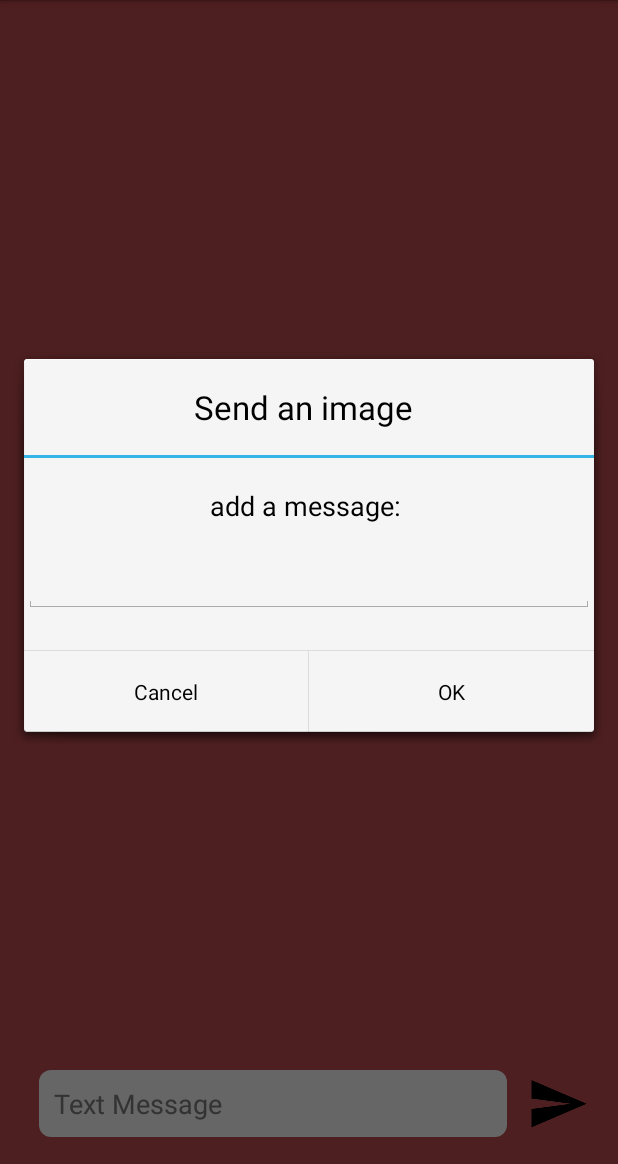
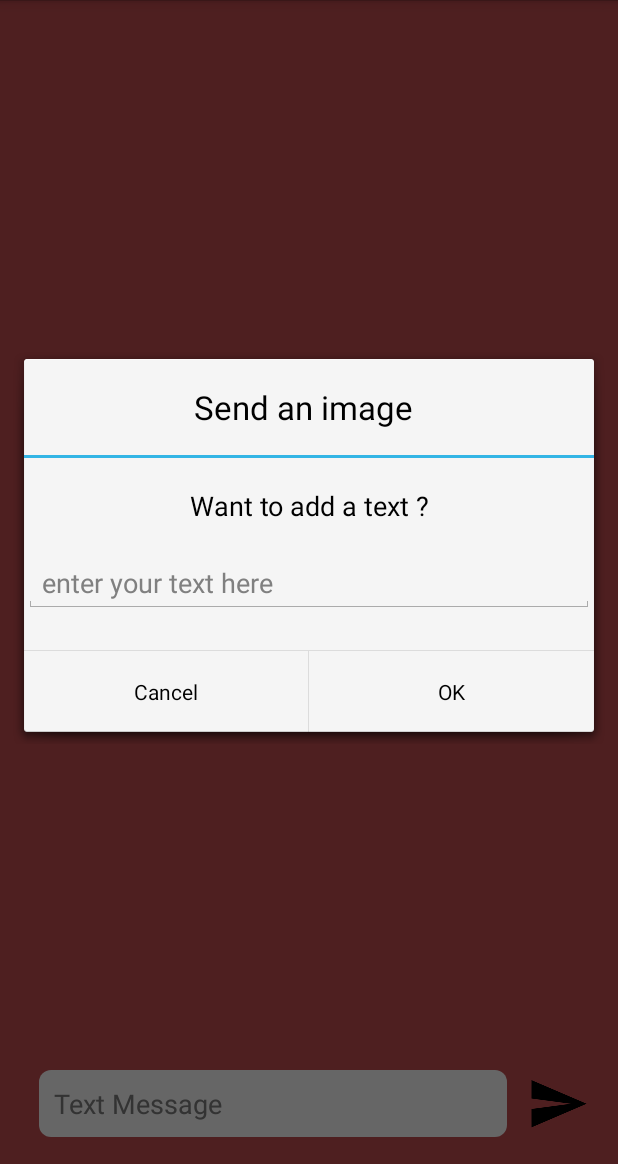
Before and after one commit to louisamoros/android-chat-scan, an Android app: the ChatActivity screen opened directly, with no data from a screen before it, after a tap on "action_import_img", on a phone screen of 412 x 824 dp, the part 72-1236 px from its top. Run offline under Robolectric (Android 15) with nearby library versions, the phone set to English and light mode, and no system bars.

Commit message:
alertDialog when sending image has changed.

```diff
--- a/app/src/main/java/com/scan/chat/android/androidchatscan/activities/ChatActivity.java
+++ b/app/src/main/java/com/scan/chat/android/androidchatscan/activities/ChatActivity.java
@@ -2,6 +2,7 @@ package com.scan.chat.android.androidchatscan.activities;
 
 import android.app.Activity;
 import android.app.AlertDialog;
+import android.app.Dialog;
 import android.content.DialogInterface;
 import android.content.Intent;
 import android.content.SharedPreferences;
@@ -12,6 +13,7 @@ import android.net.Uri;
 import android.os.AsyncTask;
 import android.os.Bundle;
 import android.provider.MediaStore;
+import android.support.v4.content.ContextCompat;
 import android.support.v4.widget.SwipeRefreshLayout;
 import android.text.InputType;
 import android.util.Base64;
@@ -19,9 +21,12 @@ import android.view.Menu;
 import android.view.MenuItem;
 import android.view.View;
 import android.widget.ArrayAdapter;
+import android.widget.Button;
 import android.widget.EditText;
 import android.widget.ImageButton;
+import android.widget.ImageView;
 import android.widget.ListView;
+import android.widget.TextView;
 import android.widget.Toast;
 
 import com.scan.chat.android.androidchatscan.R;
@@ -278,8 +283,10 @@ public class ChatActivity extends Activity implements UserSendInterface, LoadMes
 
         // Specify the type of input expected; this, for example, sets the input as a password, and will mask the text
         input.setInputType(InputType.TYPE_CLASS_TEXT);
+        input.setHint("enter your text here");
         builder.setView(input);
-        builder.setMessage("add a message: ");
+        //builder.setIcon(getDrawable(R.mipmap.ic_send_image));
+        builder.setMessage("Want to add a text ?");
 
         //build a message type
         messageToSend = new Message(UUID.randomUUID().toString(),username,message);
@@ -302,7 +309,6 @@ public class ChatActivity extends Activity implements UserSendInterface, LoadMes
             }
         });
         builder.show();
-
 
     }
 
```
Also changed, not shown: app/src/main/ic_send_image-web.png (added), app/src/main/res/mipmap-hdpi/ic_send_image.png (added), app/src/main/res/mipmap-mdpi/ic_send_image.png (added), app/src/main/res/mipmap-xhdpi/ic_send_image.png (added), app/src/main/res/mipmap-xxhdpi/ic_send_image.png (added), app/src/main/res/mipmap-xxxhdpi/ic_send_image.png (added), 1 other file.
